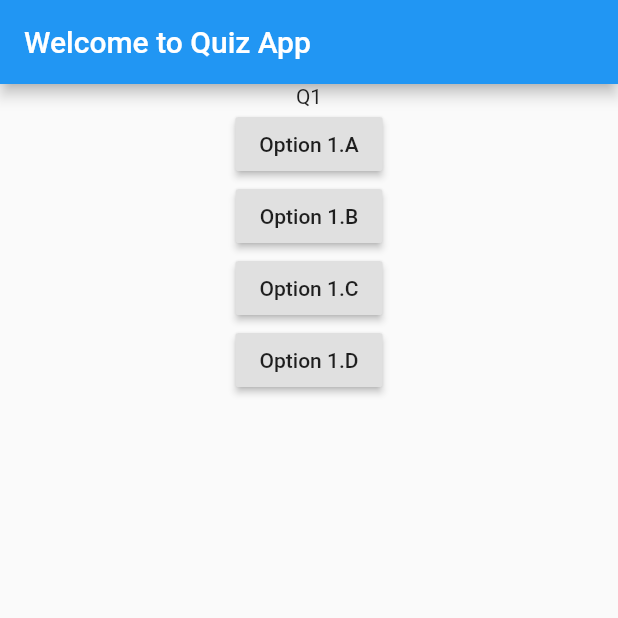
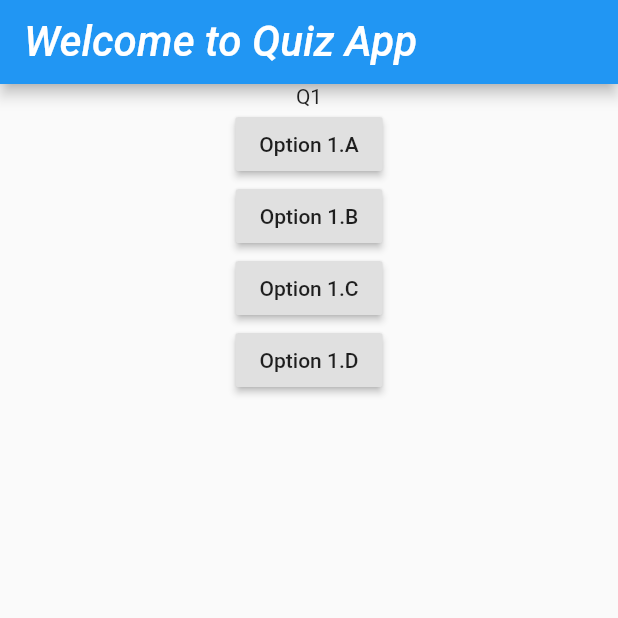
Before and after one commit to ramkinkargithub/habit-quiz-app, a Flutter app: the screen it shows after launch, on a phone screen of 412 x 824 dp, the top half of it. Run offline on Flutter 3.47's test engine with Material 2 defaults, Android fonts, the phone set to English and light mode, and no system bars.

Commit message:
Update main.dart
1. Initiating styling with TextStyle Object of style ( named of argument Text Widget) .
2. Correcting reset function with SetState() method of Statefull Class to provide functionality of resetting Quiz (Score=0).

```diff
--- a/lib/main.dart
+++ b/lib/main.dart
@@ -2,6 +2,7 @@ import 'package:flutter/material.dart';
 
 import './answers.dart';
 import './questions.dart';
+import './result.dart';
 
 void main() {
   runApp(MyApp());
@@ -64,6 +65,12 @@ class _MyAppState extends State<MyApp> {
     });
   }
 
+  void _resetQuiz() {
+    setState(() {
+      _currentIndex = 0;
+    });
+  }
+
   Widget build(BuildContext context) {
     return MaterialApp(
       title: 'QuizApp',
@@ -72,7 +79,10 @@ class _MyAppState extends State<MyApp> {
       ),
       home: Scaffold(
         appBar: AppBar(
-          title: Text('Welcome to Quiz App'),
+          title: Text(
+            'Welcome to Quiz App',
+            style: TextStyle(fontStyle: FontStyle.italic, fontSize: 28),
+          ),
         ),
         body: _currentIndex < _questionList.length
             ? Center(
@@ -86,9 +96,7 @@ class _MyAppState extends State<MyApp> {
                   ],
                 ),
               )
-            : Center(
-                child: Text(_score.toString()),
-              ),
+            : Result(_score.toString(), _resetQuiz),
       ),
     );
   }
```
